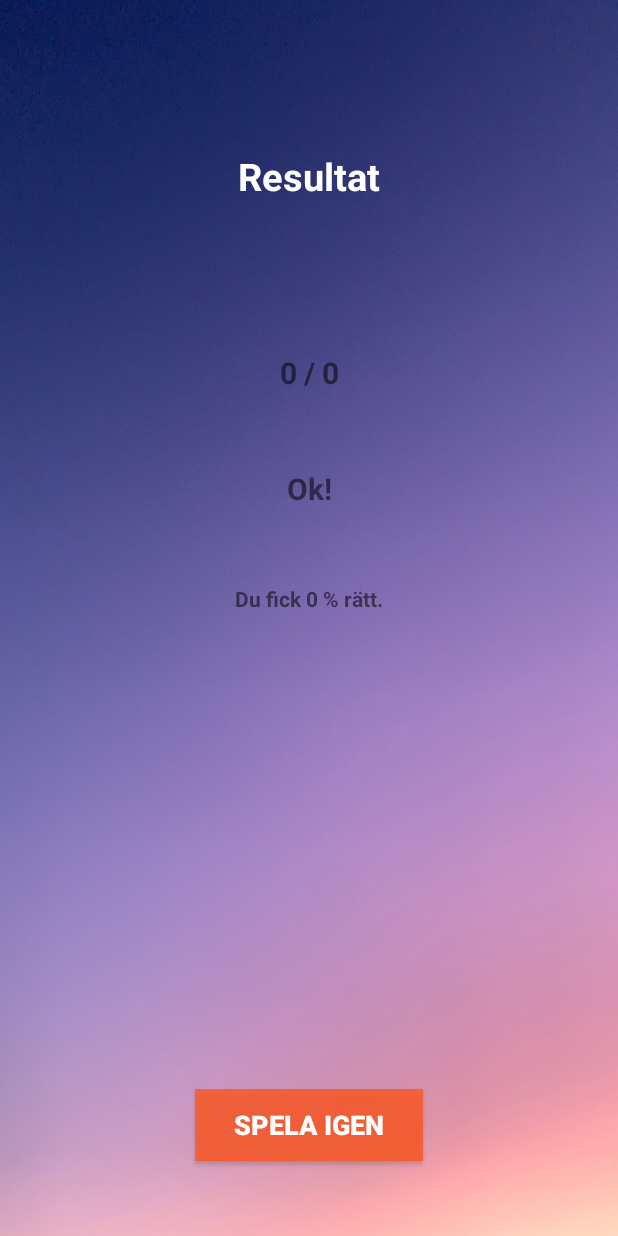
After one commit to MinjaCheng/FunQuiz, an Android app: the ResultActivity screen opened directly, with no data from a screen before it, on a phone screen of 412 x 824 dp. The commit adds this screen. Run offline under Robolectric (Android 15) with nearby library versions, the phone set to English and light mode, and no system bars; Roboto replaces fonts that are not available here.

Commit message:
Create last screen - Resultscreen

```diff
--- a/app/src/main/java/com/example/funquiz/ListOfQuestions.kt
+++ b/app/src/main/java/com/example/funquiz/ListOfQuestions.kt
@@ -1,6 +1,9 @@
 package com.example.funquiz
 
 object ListOfQuestions {
+
+    const val TOTAL_QUESTIONS: String = "total_questions"
+    const val CORRECT_ANSWERS: String = "correct_answers"
 
     fun getQuestions(): ArrayList<Question> {
         val questionList = ArrayList<Question>()
@@ -13,7 +16,7 @@ object ListOfQuestions {
             "97 000 kr",
             "400 000 kr",
             "400 000 kr",
-            "Under 1987 sparade American Airlines cirka 400 000 kr genom att ta bort en oliver från salladen som serverades i första klass. Ingen tycktes märka att antalet oliver minskats från fem till fyra."
+            "Under 1987 sparade American Airlines cirka 400 000 kr genom att ta bort en oliv från salladen som serverades i första klass. Ingen tycktes märka att antalet oliver minskats från fem till fyra."
         ))
 
         questionList.add(Question(
--- a/app/src/main/java/com/example/funquiz/MainActivity.kt
+++ b/app/src/main/java/com/example/funquiz/MainActivity.kt
@@ -10,14 +10,11 @@ class MainActivity : AppCompatActivity() {
     override fun onCreate(savedInstanceState: Bundle?) {
         super.onCreate(savedInstanceState)
         setContentView(R.layout.activity_main)
-
-
     }
 
-    fun pressPlayButton(view: View){
+    fun pressPlayButton(view: View) {
         val intent = Intent(this, QuestionActivity::class.java)
         startActivity(intent)
         finish()
     }
-
 }
--- /dev/null
+++ b/app/src/main/java/com/example/funquiz/ResultActivity.kt
@@ -0,0 +1,47 @@
+package com.example.funquiz
+
+import android.content.Intent
+import androidx.appcompat.app.AppCompatActivity
+import android.os.Bundle
+import android.util.Log
+import android.view.View
+import kotlinx.android.synthetic.main.activity_main.*
+import kotlinx.android.synthetic.main.activity_main.scoreTextView
+import kotlinx.android.synthetic.main.activity_result.*
+
+class ResultActivity : AppCompatActivity() {
+    override fun onCreate(savedInstanceState: Bundle?) {
+        super.onCreate(savedInstanceState)
+        setContentView(R.layout.activity_result)
+
+        val correctAnswer = intent.getIntExtra(ListOfQuestions.CORRECT_ANSWERS,0)
+        val totalQuestions = intent.getIntExtra(ListOfQuestions.TOTAL_QUESTIONS,0)
+
+
+        scoreTextView.text = "$correctAnswer / $totalQuestions"
+
+        val scorePercent: Int = ((correctAnswer.toFloat()/totalQuestions.toFloat())*100).toInt()
+
+        scorePercentTextView.text = "Du fick $scorePercent % rätt."
+
+        if (scorePercent < 25){
+            credTextView.text = "Ok!"
+        }
+        else if (scorePercent < 50){
+            credTextView.text = "Bra!"
+        }
+        else if (scorePercent < 75){
+            credTextView.text = "Jättebra!"
+        } else {
+           credTextView.text = "Utmärkt!"
+        }
+
+
+    }
+
+    fun playAgainButton (view: View) {
+        val intent = Intent(this, QuestionActivity::class.java)
+        startActivity(intent)
+        finish()
+    }
+}
--- a/app/src/main/res/layout/activity_question.xml
+++ b/app/src/main/res/layout/activity_question.xml
@@ -121,7 +121,7 @@
                 android:layout_marginEnd="5dp"
                 android:layout_marginBottom="5dp"
                 android:onClick="nextQuestionButton"
-                android:text="Button"
+                android:text="Nästa"
                 app:layout_constraintBottom_toBottomOf="parent"
                 app:layout_constraintEnd_toEndOf="parent" />
 
@@ -154,7 +154,7 @@
         android:layout_marginTop="5dp"
         android:layout_marginEnd="5dp"
         android:padding="5dp"
-        android:text="0/10"
+        android:text="0/0"
         android:textSize="18dp"
         android:textStyle="bold"
         app:layout_constraintEnd_toEndOf="parent"
--- /dev/null
+++ b/app/src/main/res/layout/activity_result.xml
@@ -0,0 +1,78 @@
+<?xml version="1.0" encoding="utf-8"?>
+<androidx.constraintlayout.widget.ConstraintLayout xmlns:android="http://schemas.android.com/apk/res/android"
+    xmlns:app="http://schemas.android.com/apk/res-auto"
+    xmlns:tools="http://schemas.android.com/tools"
+    android:layout_width="match_parent"
+    android:layout_height="match_parent"
+    android:background="@drawable/ic_quiz_bg"
+    tools:context=".ResultActivity">
+
+    <TextView
+        android:id="@+id/resultTextView"
+        android:layout_width="wrap_content"
+        android:layout_height="wrap_content"
+        android:layout_marginTop="100dp"
+        android:text="Resultat"
+        android:textAlignment="center"
+        android:textColor="#FFFFFF"
+        android:textSize="25sp"
+        android:textStyle="bold"
+        app:layout_constraintEnd_toEndOf="parent"
+        app:layout_constraintStart_toStartOf="parent"
+        app:layout_constraintTop_toTopOf="parent" />
+
+    <TextView
+        android:id="@+id/scoreTextView"
+        android:layout_width="wrap_content"
+        android:layout_height="wrap_content"
+        android:layout_marginTop="100dp"
+        android:text="8/8"
+        android:textAlignment="center"
+        android:textSize="20dp"
+        android:textStyle="bold"
+        app:layout_constraintEnd_toEndOf="parent"
+        app:layout_constraintStart_toStartOf="parent"
+        app:layout_constraintTop_toBottomOf="@+id/resultTextView" />
+
+    <TextView
+        android:id="@+id/credTextView"
+        android:layout_width="wrap_content"
+        android:layout_height="wrap_content"
+        android:layout_marginTop="50dp"
+        android:text="Utmärkt!"
+        android:textAlignment="center"
+        android:textSize="20dp"
+        android:textStyle="bold"
+        app:layout_constraintEnd_toEndOf="parent"
+        app:layout_constraintStart_toStartOf="parent"
+        app:layout_constraintTop_toBottomOf="@+id/scoreTextView" />
+
+    <TextView
+        android:id="@+id/scorePercentTextView"
+        android:layout_width="wrap_content"
+        android:layout_height="wrap_content"
+        android:layout_marginTop="50dp"
+        android:text="Du fick 100 % rätt"
+        android:textStyle="bold"
+        app:layout_constraintEnd_toEndOf="parent"
+        app:layout_constraintStart_toStartOf="parent"
+        app:layout_constraintTop_toBottomOf="@+id/credTextView" />
+
+    <Button
+        android:id="@+id/button"
+        android:layout_width="match_parent"
+        android:layout_height="wrap_content"
+        android:layout_marginStart="130dp"
+        android:layout_marginEnd="130dp"
+        android:layout_marginBottom="50dp"
+        android:background="#CDFF5722"
+        android:onClick="playAgainButton"
+        android:text="Spela igen"
+        android:textColor="#FFFFFF"
+        android:textSize="18dp"
+        android:textStyle="bold"
+        app:layout_constraintBottom_toBottomOf="parent"
+        app:layout_constraintEnd_toEndOf="parent"
+        app:layout_constraintStart_toStartOf="parent" />
+
+</androidx.constraintlayout.widget.ConstraintLayout>
```
Also changed, not shown: app/src/main/AndroidManifest.xml (+8 -4 lines), app/src/main/java/com/example/funquiz/QuestionActivity.kt (+25 -19 lines), app/src/main/res/layout/activity_main.xml (+3 -5 lines).
